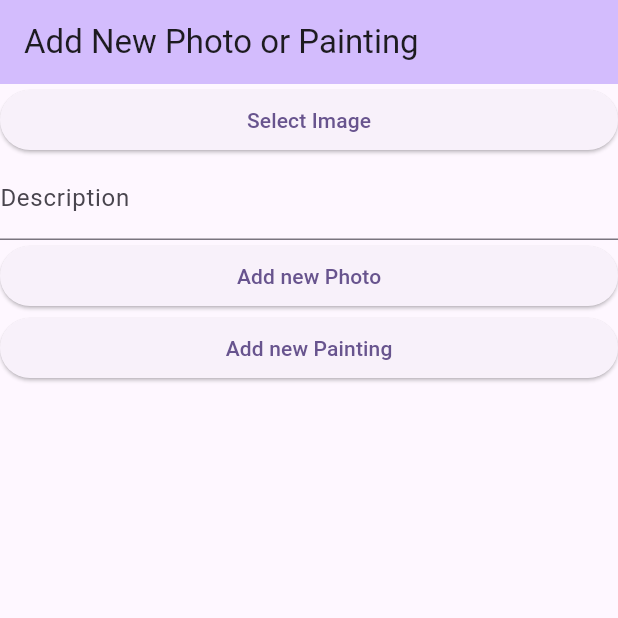
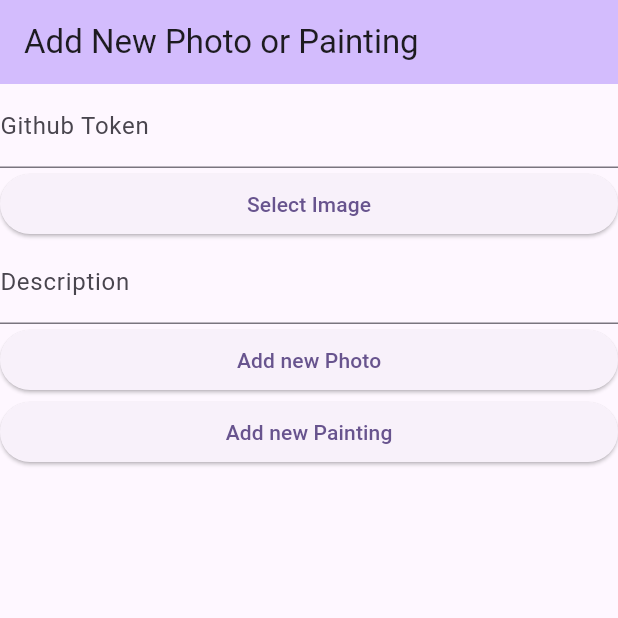
Before and after one commit to Firebolt9907/sharmaPhotographyAdmin, a Flutter app: the screen it shows after launch, after a tap on "Add new Photo", on a phone screen of 412 x 824 dp, the top half of it. Run offline on Flutter 3.47's test engine with Material 3 defaults, Android fonts, the phone set to English and light mode, and no system bars; our stand-ins replace image_picker.

Commit message:
completed the app's functionality, just need to add token storage

```diff
--- /dev/null
+++ b/lib/enums.dart
@@ -0,0 +1,4 @@
+enum ImageType {
+  photo,
+  painting
+}
--- a/lib/imageUpload.dart
+++ b/lib/imageUpload.dart
@@ -0,0 +1,24 @@
+
+
+import 'dart:io';
+
+import 'package:sharma_photography_admin/enums.dart';
+import 'package:sharma_photography_admin/githubService.dart';
+
+uploadImage(String token, String pickedFilePath, String description, ImageType imageType) async {
+  final github = GitHubService(
+    token: token,
+    owner: 'Firebolt9907',
+    repo: 'sharmaPhotography',
+  );
+
+  await github.uploadImageAndUpdateIndex(
+    imageBytes: await File(pickedFilePath).readAsBytes(),
+    targetImagePath: 'images/${pickedFilePath.split('/').last}',
+    jsonIndexPath: 'data/images.json',
+    imageType: imageType,
+    additionalMetadata: {
+      'description': description,
+    },
+  );
+}
--- a/lib/main.dart
+++ b/lib/main.dart
@@ -1,5 +1,7 @@
 import 'package:flutter/material.dart';
 import 'package:image_picker/image_picker.dart';
+import 'package:sharma_photography_admin/enums.dart';
+import 'package:sharma_photography_admin/imageUpload.dart';
 
 void main() {
   runApp(const MyApp());
@@ -27,6 +29,7 @@ class MyHomePage extends StatefulWidget {
 
 class _MyHomePageState extends State<MyHomePage> {
   var descController = TextEditingController();
+  var tokenController = TextEditingController();
   var pickedFile;
 
   @override
@@ -39,6 +42,10 @@ class _MyHomePageState extends State<MyHomePage> {
       body: Center(
         child: ListView(
           children: <Widget>[
+            TextField(
+              controller: tokenController,
+              decoration: InputDecoration(labelText: "Github Token"),
+            ),
             ElevatedButton(
               onPressed: () async {
                 pickedFile = await ImagePicker().pickImage(
@@ -61,8 +68,12 @@ class _MyHomePageState extends State<MyHomePage> {
               controller: descController,
               decoration: InputDecoration(labelText: "Description"),
             ),
-            ElevatedButton(onPressed: () {}, child: Text("Add new Photo")),
-            ElevatedButton(onPressed: () {}, child: Text("Add new Painting")),
+            ElevatedButton(onPressed: () {
+              uploadImage(tokenController.text, pickedFile.path, descController.text, ImageType.photo);
+            }, child: Text("Add new Photo")),
+            ElevatedButton(onPressed: () {
+              uploadImage(tokenController.text, pickedFile.path, descController.text, ImageType.painting);
+            }, child: Text("Add new Painting")),
           ],
         ),
       ),
--- a/pubspec.yaml
+++ b/pubspec.yaml
@@ -35,6 +35,8 @@ dependencies:
   # Use with the CupertinoIcons class for iOS style icons.
   cupertino_icons: ^1.0.8
   image_picker: ^1.1.2
+  http: ^1.4.0
+  path: ^1.9.1
 
 dev_dependencies:
   flutter_test:
```
Also changed, not shown: lib/githubService.dart (added, +147 -0 lines), pubspec.lock.
